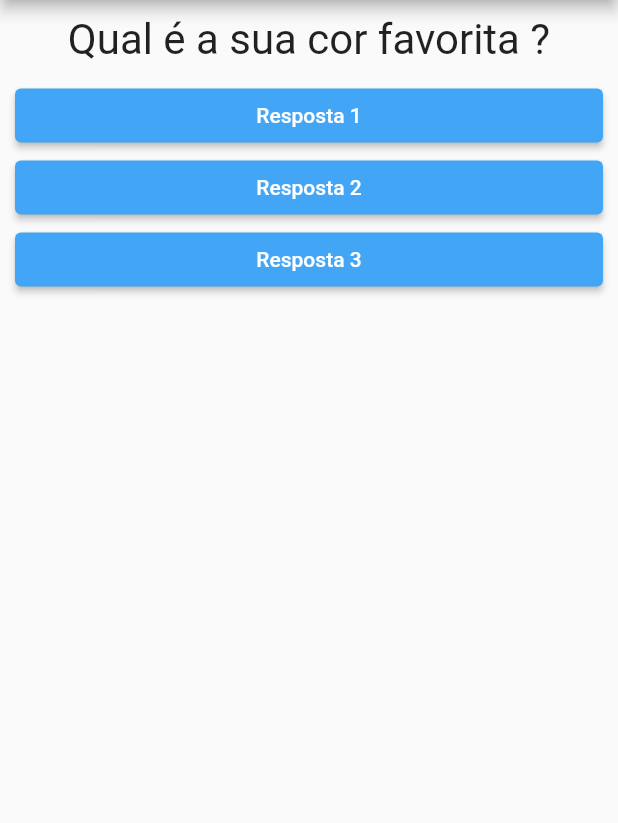
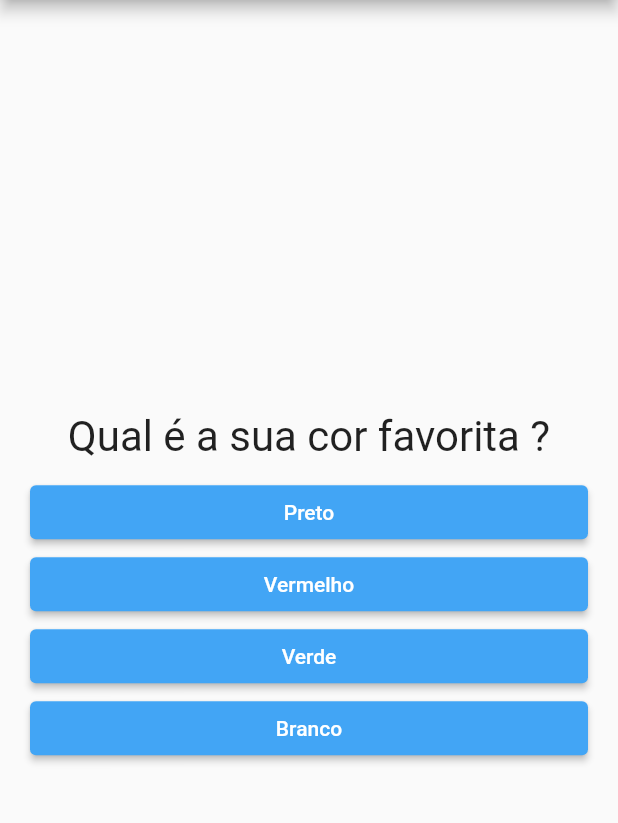
Before and after one commit to almerindopaixao/projeto-respostas, a Flutter app: the screen it shows after launch, on a phone screen of 412 x 824 dp, the part 75-898 px from its top. Run offline on Flutter 3.47's test engine with Material 2 defaults, Android fonts, the phone set to English and light mode, and no system bars.

```diff
--- a/lib/main.dart
+++ b/lib/main.dart
@@ -1,37 +1,65 @@
 import 'package:flutter/material.dart';
-import './questao.dart';
-import './resposta.dart';
+import './resultado.dart';
+import './questionario.dart';
 
 void main() => runApp(PerguntaApp());
 
 class _PerguntaAppState extends State<PerguntaApp> {
   var _perguntaSelecionada = 0;
+  var _pontuacaoTotal = 0;
 
-  void _responder() {
+  final List<Map<String, Object>> _perguntas = const [
+    {
+      'texto': 'Qual é a sua cor favorita ?',
+      'respostas': [
+        {'texto': 'Preto', 'pontuacao': 10},
+        {'texto': 'Vermelho', 'pontuacao': 5},
+        {'texto': 'Verde', 'pontuacao': 3},
+        {'texto': 'Branco', 'pontuacao': 1},
+      ],
+    },
+    {
+      'texto': 'Qual é o seu animal favorito ?',
+      'respostas': [
+        {'texto': 'Coelho', 'pontuacao': 10},
+        {'texto': 'Cobra', 'pontuacao': 5},
+        {'texto': 'Elefante', 'pontuacao': 3},
+        {'texto': 'Leão', 'pontuacao': 1},
+      ],
+    },
+    {
+      'texto': 'Qual é o sua fruta favorita ?',
+      'respostas': [
+        {'texto': 'Manga', 'pontuacao': 10},
+        {'texto': 'Goiaba', 'pontuacao': 5},
+        {'texto': 'Laranja', 'pontuacao': 3},
+        {'texto': 'Limão', 'pontuacao': 1},
+      ],
+    },
+  ];
+
+  void _responder(int pontuacao) {
+    if (temPerguntaSelecionada) {
+      setState(() {
+        _perguntaSelecionada++;
+        _pontuacaoTotal += pontuacao;
+      });
+    }
+  }
+
+  void _reiniciarFormulario() {
     setState(() {
-      _perguntaSelecionada++;
+      _perguntaSelecionada = 0;
+      _pontuacaoTotal = 0;
     });
+  }
 
-    print(_perguntaSelecionada);
+  bool get temPerguntaSelecionada {
+    return _perguntaSelecionada < _perguntas.length;
   }
 
   @override
   Widget build(BuildContext context) {
-    final List perguntas = [
-      {
-        'texto': 'Qual é a sua cor favorita ?',
-        'respostas': ['Preto', 'Vermelho', 'Verde', 'Branco'],
-      },
-      {
-        'texto': 'Qual é o seu animal favorito ?',
-        'respostas': ['Coelho', 'Cobra', 'Elefante', 'Leão'],
-      },
-      {
-        'texto': 'Qual é o sua fruta favorita ?',
-        'respostas': ['Manga', 'Goiaba', 'Laranja', 'Limão'],
-      },
-    ];
-
     return MaterialApp(
       title: 'PerguntaApp',
       home: Scaffold(
@@ -41,14 +69,13 @@ class _PerguntaAppState extends State<PerguntaApp> {
           centerTitle: true,
           toolbarHeight: 50,
         ),
-        body: Column(
-          children: <Widget>[
-            Questao(perguntas[_perguntaSelecionada]['texto']),
-            Resposta('Resposta 1', _responder),
-            Resposta('Resposta 2', _responder),
-            Resposta('Resposta 3', _responder),
-          ],
-        ),
+        body: temPerguntaSelecionada
+            ? Questionario(
+                perguntas: _perguntas,
+                perguntaSelecionada: _perguntaSelecionada,
+                quandoResponder: _responder,
+              )
+            : Resultado(_pontuacaoTotal, _reiniciarFormulario),
       ),
     );
   }
--- /dev/null
+++ b/lib/questionario.dart
@@ -0,0 +1,38 @@
+import 'package:flutter/material.dart';
+import './questao.dart';
+import './resposta.dart';
+
+class Questionario extends StatelessWidget {
+  final List perguntas;
+  final int perguntaSelecionada;
+  final void Function(int) quandoResponder;
+
+  Questionario({
+    required this.perguntas,
+    required this.perguntaSelecionada,
+    required this.quandoResponder,
+  });
+
+  bool get temPerguntaSelecionada {
+    return perguntaSelecionada < perguntas.length;
+  }
+
+  Widget build(BuildContext context) {
+    List respostas = temPerguntaSelecionada
+        ? perguntas[perguntaSelecionada]['respostas']
+        : [];
+
+    return Column(
+      mainAxisAlignment: MainAxisAlignment.center,
+      children: <Widget>[
+        Questao(perguntas[perguntaSelecionada]['texto']),
+        ...respostas.map((resp) {
+          return Resposta(
+            resp['texto'],
+            () => quandoResponder(resp['pontuacao']),
+          );
+        }).toList(),
+      ],
+    );
+  }
+}
--- a/lib/resposta.dart
+++ b/lib/resposta.dart
@@ -6,9 +6,10 @@ class Resposta extends StatelessWidget {
 
   Resposta(this._texto, this._quandoSelecionado);
 
+  @override
   Widget build(BuildContext context) {
     return Container(
-      margin: EdgeInsets.fromLTRB(10, 0, 10, 0),
+      margin: EdgeInsets.fromLTRB(20, 0, 20, 0),
       width: double.infinity,
       child: ElevatedButton(
         style: ButtonStyle(
```
Also changed, not shown: lib/resultado.dart (added, +44 -0 lines).
